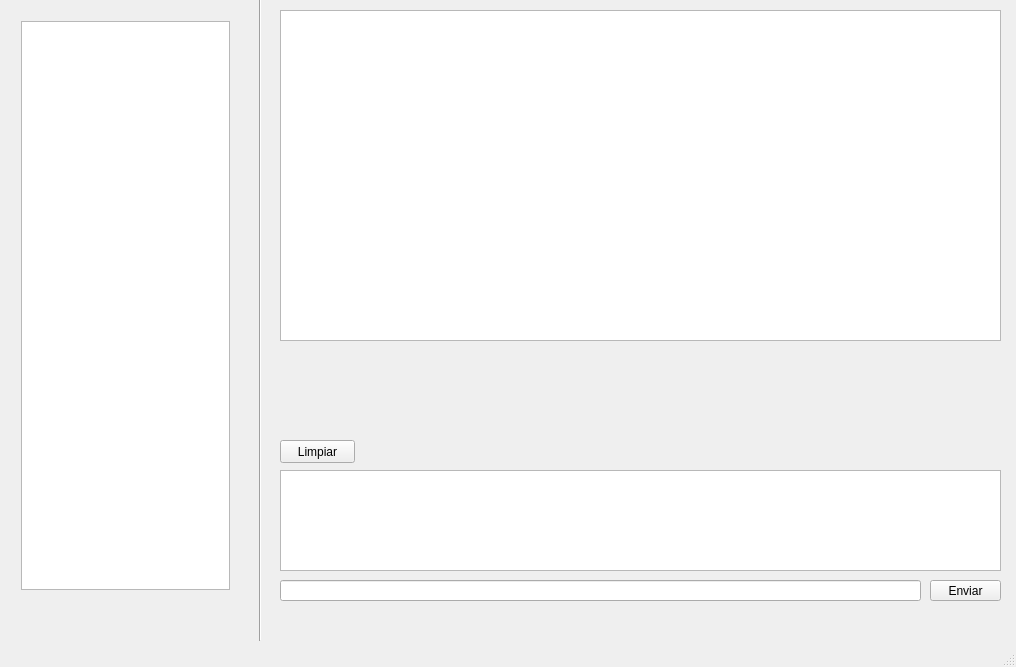
Above: GUI.ui from Santiago-vdk/Proyecto-2_CE-2103 before the change. Below: the same form after it.
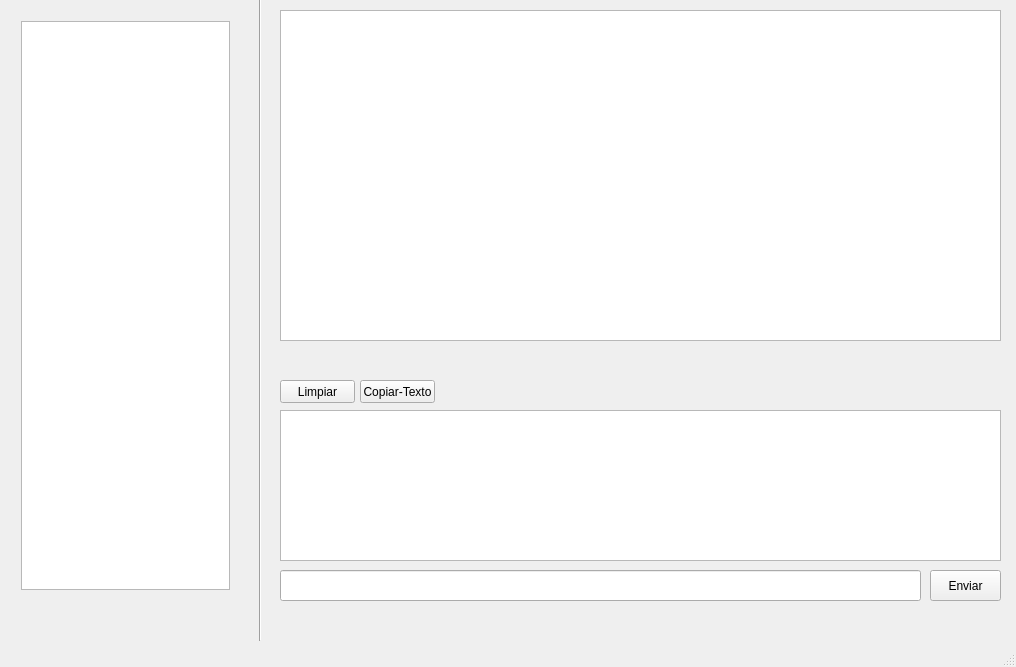
That is the form after the change. The open tabs and pages were chosen to show the change.

Commit message: Cambios visuales

Diff of the .ui file:
```diff
--- a/GUI.ui
+++ b/GUI.ui
@@ -31,29 +31,43 @@
       <property name="geometry">
        <rect>
         <x>0</x>
-        <y>460</y>
+        <y>400</y>
         <width>721</width>
-        <height>101</height>
+        <height>151</height>
        </rect>
       </property>
+      <property name="font">
+       <font>
+        <family>Calibri</family>
+        <pointsize>11</pointsize>
+        <weight>50</weight>
+        <bold>false</bold>
+       </font>
+      </property>
      </widget>
      <widget class="QLineEdit" name="input">
       <property name="geometry">
        <rect>
         <x>0</x>
-        <y>570</y>
+        <y>560</y>
         <width>641</width>
-        <height>21</height>
+        <height>31</height>
        </rect>
       </property>
+      <property name="font">
+       <font>
+        <family>Calibri</family>
+        <pointsize>12</pointsize>
+       </font>
+      </property>
      </widget>
      <widget class="QPushButton" name="botonEnviar">
       <property name="geometry">
        <rect>
         <x>650</x>
-        <y>570</y>
+        <y>560</y>
         <width>71</width>
-        <height>21</height>
+        <height>31</height>
        </rect>
       </property>
       <property name="text">
@@ -64,7 +78,7 @@
       <property name="geometry">
        <rect>
         <x>0</x>
-        <y>430</y>
+        <y>370</y>
         <width>75</width>
         <height>23</height>
        </rect>
@@ -86,6 +100,19 @@
        <string notr="true">gridline-color: rgb(85, 170, 255);</string>
       </property>
      </widget>
+     <widget class="QPushButton" name="copyClipboard">
+      <property name="geometry">
+       <rect>
+        <x>80</x>
+        <y>370</y>
+        <width>75</width>
+        <height>23</height>
+       </rect>
+      </property>
+      <property name="text">
+       <string>Copiar-Texto</string>
+      </property>
+     </widget>
     </widget>
     <widget class="QWidget" name="page_2">
      <widget class="QTextEdit" name="textEdit_2">
```
Left out of the diff: 8 changed lines with no effect on the pictures. The commit also changes 2 other files.
